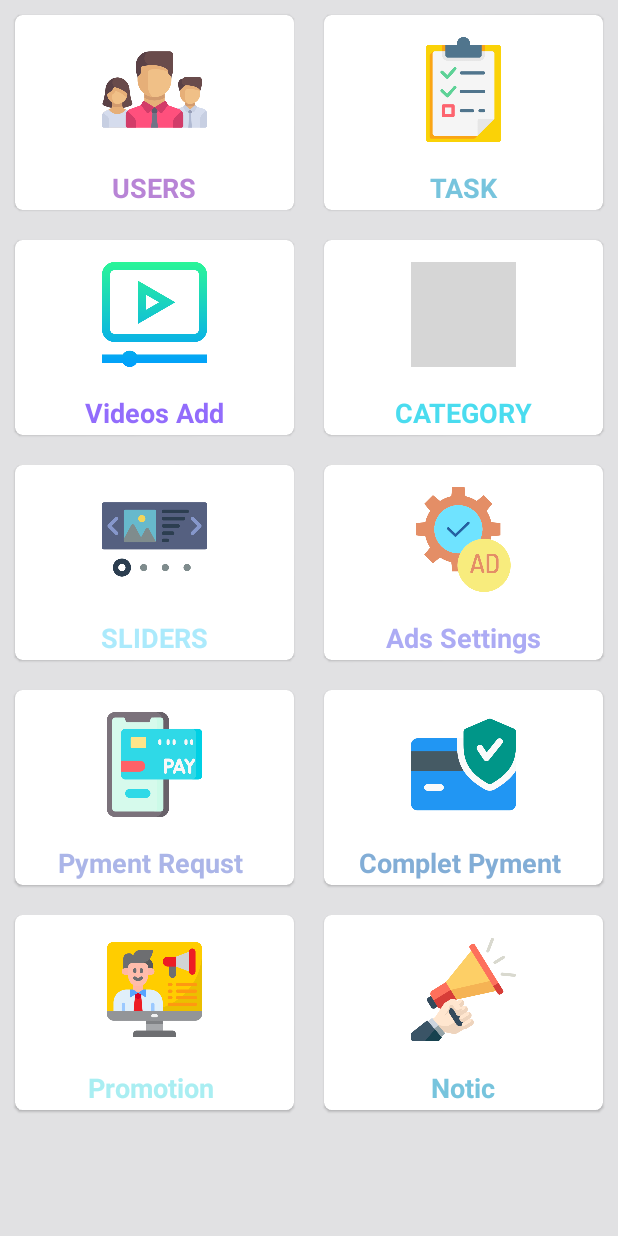
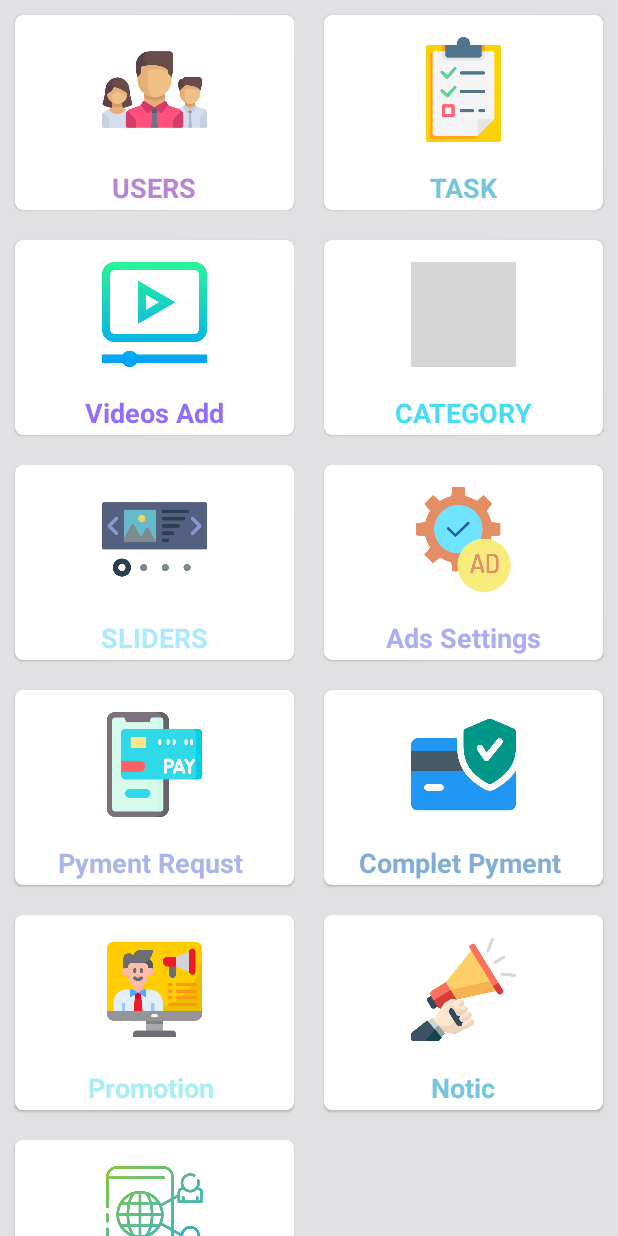
Before and after one commit to mijantck/UfbAdmin, an Android app: the screen it shows after launch (MainActivity), on a phone screen of 412 x 824 dp. Run offline under Robolectric (Android 15) with nearby library versions, the phone set to English and light mode, and no system bars; grey boxes are pictures that could not be loaded.

```diff
--- a/app/src/main/AndroidManifest.xml
+++ b/app/src/main/AndroidManifest.xml
@@ -1,6 +1,7 @@
 <?xml version="1.0" encoding="utf-8"?>
 <manifest xmlns:android="http://schemas.android.com/apk/res/android"
     package="com.mrsoftit.ufbadmin">
+
     <uses-permission android:name="android.permission.READ_EXTERNAL_STORAGE" />
 
     <application
@@ -10,8 +11,8 @@
         android:roundIcon="@mipmap/ic_launcher_round"
         android:supportsRtl="true"
         android:theme="@style/Theme.UfbAdmin">
-
-        <activity android:name=".activity.NotisActivity"></activity>
+        <activity android:name=".activity.SocialLinkActivity"></activity>
+        <activity android:name=".activity.NotisActivity" />
         <activity android:name=".activity.SliderActivity" />
         <activity android:name=".activity.CategoryAddActivity" />
         <activity android:name=".activity.VideoAddActivity" />
--- a/app/src/main/java/com/mrsoftit/ufbadmin/activity/MainActivity.java
+++ b/app/src/main/java/com/mrsoftit/ufbadmin/activity/MainActivity.java
@@ -43,28 +43,27 @@ public class MainActivity extends AppCompatActivity {
         userInfo.setOnClickListener(new View.OnClickListener() {
             @Override
             public void onClick(View v) {
-                startActivity(new Intent(MainActivity.this,UserListActivity.class));
+                startActivity(new Intent(MainActivity.this, UserListActivity.class));
             }
         });
         task.setOnClickListener(new View.OnClickListener() {
             @Override
             public void onClick(View v) {
-                startActivity(new Intent(MainActivity.this,TaskActivity.class));
+                startActivity(new Intent(MainActivity.this, TaskActivity.class));
 
             }
         });
         videoAdd.setOnClickListener(new View.OnClickListener() {
             @Override
             public void onClick(View v) {
-               startActivity(new Intent(MainActivity.this,VideoAddActivity.class));
+                startActivity(new Intent(MainActivity.this, VideoAddActivity.class));
 
             }
         });
         categoryAdd.setOnClickListener(new View.OnClickListener() {
             @Override
             public void onClick(View v) {
-               startActivity(new Intent(MainActivity.this,CategoryAddActivity.class));
-
+                startActivity(new Intent(MainActivity.this, CategoryAddActivity.class));
 
 
             }
@@ -72,7 +71,7 @@ public class MainActivity extends AppCompatActivity {
         slideradd.setOnClickListener(new View.OnClickListener() {
             @Override
             public void onClick(View v) {
-                startActivity(new Intent(MainActivity.this,SliderActivity.class));
+                startActivity(new Intent(MainActivity.this, SliderActivity.class));
             }
         });
         adsSetting.setOnClickListener(new View.OnClickListener() {
@@ -103,7 +102,15 @@ public class MainActivity extends AppCompatActivity {
         notisAdd.setOnClickListener(new View.OnClickListener() {
             @Override
             public void onClick(View v) {
-                startActivity(new Intent(MainActivity.this,NotisActivity.class));
+                startActivity(new Intent(MainActivity.this, NotisActivity.class));
+            }
+        });
+
+
+        findViewById(R.id.socialLink).setOnClickListener(new View.OnClickListener() {
+            @Override
+            public void onClick(View v) {
+                startActivity(new Intent(MainActivity.this, SocialLinkActivity.class));
             }
         });
     }
--- a/app/src/main/java/com/mrsoftit/ufbadmin/activity/SliderActivity.java
+++ b/app/src/main/java/com/mrsoftit/ufbadmin/activity/SliderActivity.java
@@ -68,8 +68,7 @@ public class SliderActivity extends AppCompatActivity {
             @Override
             public void onClick(View v) {
 
-                Intent pickPhoto = new Intent(Intent.ACTION_PICK,
-                        android.provider.MediaStore.Images.Media.EXTERNAL_CONTENT_URI);
+                Intent pickPhoto = new Intent(Intent.ACTION_PICK, android.provider.MediaStore.Images.Media.EXTERNAL_CONTENT_URI);
                 startActivityForResult(pickPhoto , 1);//one can be replaced with any action code
             }
         });
@@ -108,7 +107,7 @@ public class SliderActivity extends AppCompatActivity {
                                     Uri downloadUrl = uri;
                                     progressDialog.show();
 
-                                    SliderModle sliderModle = new SliderModle(null,downloadUrl+"",name,videoUrl1);
+                                    SliderModle sliderModle = new SliderModle(null,videoUrl1 ,name,downloadUrl+"");
                                     db.collection("Slider")
                                             .add(sliderModle)
                                             .addOnSuccessListener(new OnSuccessListener<DocumentReference>() {
--- a/app/src/main/res/layout/activity_main.xml
+++ b/app/src/main/res/layout/activity_main.xml
@@ -433,7 +433,6 @@
                             android:layout_width="match_parent"
                             android:layout_height="match_parent">
                             <LinearLayout
-
                                 android:gravity="center"
                                 android:layout_width="match_parent"
                                 android:layout_height="100dp">
@@ -459,6 +458,55 @@
 
             </LinearLayout>
 
+            <LinearLayout
+                android:weightSum="10"
+                android:layout_width="match_parent"
+                android:layout_height="150dp">
+                <LinearLayout
+                    android:id="@+id/socialLink"
+                    android:layout_weight="5"
+                    android:layout_width="0dp"
+                    android:layout_height="match_parent">
+
+                    <com.google.android.material.card.MaterialCardView
+                        android:layout_margin="10dp"
+                        android:layout_width="match_parent"
+                        android:layout_height="match_parent"
+                        android:elevation="10dp"
+                        app:cardCornerRadius="5dp">
+
+                        <LinearLayout
+
+                            android:orientation="vertical"
+                            android:layout_width="match_parent"
+                            android:layout_height="match_parent">
+                            <LinearLayout
+                                android:gravity="center"
+                                android:layout_width="match_parent"
+                                android:layout_height="100dp">
+                                <ImageView
+                                    android:src="@drawable/social_media"
+                                    android:layout_width="70dp"
+                                    android:layout_height="70dp"/>
+                            </LinearLayout>
+
+                            <TextView
+                                android:textColor="@color/Mint_Macaron"
+                                android:textSize="18dp"
+                                android:gravity="center"
+                                android:textStyle="bold"
+                                android:text="Promotion "
+                                android:layout_width="match_parent"
+                                android:layout_height="match_parent"/>
+                        </LinearLayout>
+
+
+                    </com.google.android.material.card.MaterialCardView>
+                </LinearLayout>
+
+
+            </LinearLayout>
+
 
 
 
--- a/app/src/main/res/layout/activity_task.xml
+++ b/app/src/main/res/layout/activity_task.xml
@@ -22,6 +22,8 @@
                 android:background="?attr/colorPrimary"
                 android:minHeight="?attr/actionBarSize"
                 android:theme="?attr/actionBarTheme" />
+
+
             <LinearLayout
                 android:layout_width="match_parent"
                 android:layout_height="wrap_content"
```
Also changed, not shown: app/src/main/java/com/mrsoftit/ufbadmin/activity/SocialLinkActivity.java (added, +109 -0 lines), app/src/main/java/com/mrsoftit/ufbadmin/modle/AdsModle.java (added, +70 -0 lines), app/src/main/java/com/mrsoftit/ufbadmin/modle/SocialLinkModle.java (added, +50 -0 lines), app/src/main/res/layout/activity_social_link.xml (added, +133 -0 lines), app/src/main/res/drawable/social_media.png (added).
